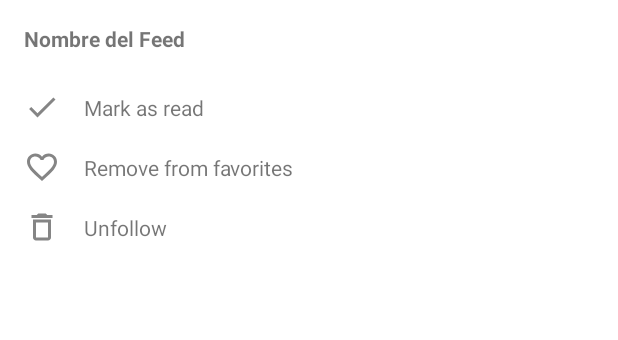
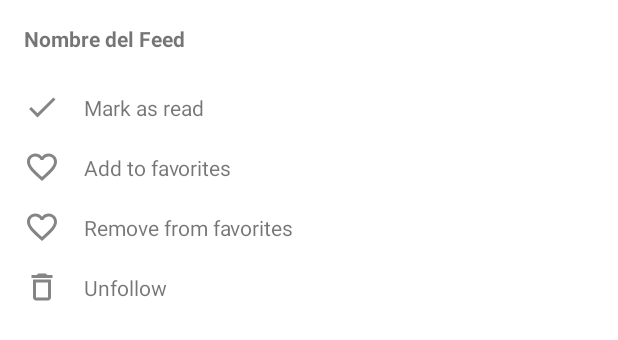
Before and after one commit to fdbozzo/LectordeFeedsRSS, an Android app: the layout bottom_sheet_feed_options_menu_fragment.xml on its own in the app's theme, with its tools: preview values and no code run, on a phone screen of 412 x 824 dp. Shown: the top 340 px of the screen. Run offline under Robolectric (Android 15) with nearby library versions, the phone set to English and light mode, and no system bars.

Commit message:
Implementada funcionalidad de "addFeedToFavorites" y "removeFeedFromFavorites" para Feeds

```diff
--- a/app/src/main/java/com/blogspot/fdbozzo/lectorfeedsrss/data/database/RoomDataSource.kt
+++ b/app/src/main/java/com/blogspot/fdbozzo/lectorfeedsrss/data/database/RoomDataSource.kt
@@ -134,6 +134,10 @@ class RoomDataSource(db: FeedDatabase) : LocalDataSource {
         }
 
         return lista
+    }
+
+    override suspend fun updateFeedFavoriteState(id: Long, favorite: Boolean): Int {
+        return feedDao.updateFeedFavoriteState(id, favorite.toInt())
     }
 
     /** FEED-CHANNEL **/
--- a/app/src/main/java/com/blogspot/fdbozzo/lectorfeedsrss/data/database/feed/FeedDao.kt
+++ b/app/src/main/java/com/blogspot/fdbozzo/lectorfeedsrss/data/database/feed/FeedDao.kt
@@ -20,6 +20,12 @@ interface FeedDao {
      */
     @Update
     fun update(feed: Feed): Int
+
+    /**
+     * Agrega o quita el feed de favoritos
+     */
+    @Query("UPDATE feed_table SET favorite = :favorite WHERE id = :id")
+    suspend fun updateFeedFavoriteState(id: Long, favorite: Int): Int
 
     /**
      * Selecciona y retorna la fila que coincide con la clave indicada
--- a/app/src/main/res/layout/bottom_sheet_feed_options_menu_fragment.xml
+++ b/app/src/main/res/layout/bottom_sheet_feed_options_menu_fragment.xml
@@ -11,6 +11,9 @@
         <variable
             name="fragment"
             type="com.blogspot.fdbozzo.lectorfeedsrss.ui.main.BottomSheetFeedOptionsMenuFragment"/>
+        <variable
+            name="feed"
+            type="com.blogspot.fdbozzo.lectorfeedsrss.data.domain.feed.Feed" />
     </data>
 
     <FrameLayout
@@ -83,14 +86,40 @@
                 app:layout_constraintTop_toTopOf="@+id/imgRename" />
 
             <ImageView
+                android:id="@+id/imgAddToFavorites"
+                android:layout_width="wrap_content"
+                android:layout_height="wrap_content"
+                android:layout_marginStart="16dp"
+                android:layout_marginTop="16dp"
+                android:onClick="@{() -> fragment.addFeedToFavorites(viewModel.tituloMenuFeed)}"
+                android:visibility="@{fragment.addFeedToFavoritesVisibility}"
+                app:layout_constraintStart_toStartOf="parent"
+                app:layout_constraintTop_toBottomOf="@+id/imgRename"
+                app:srcCompat="@drawable/ic_favorites_holo_light_24dp" />
+
+            <TextView
+                android:id="@+id/txtAddToFavorites"
+                android:layout_width="0dp"
+                android:layout_height="wrap_content"
+                android:layout_marginStart="16dp"
+                android:text="@string/menu_option_add_to_favorites"
+                android:onClick="@{() -> fragment.addFeedToFavorites(viewModel.tituloMenuFeed)}"
+                android:visibility="@{fragment.addFeedToFavoritesVisibility}"
+                app:layout_constraintBottom_toBottomOf="@+id/imgAddToFavorites"
+                app:layout_constraintStart_toEndOf="@+id/imgAddToFavorites"
+                app:layout_constraintEnd_toEndOf="parent"
+                app:layout_constraintTop_toTopOf="@+id/imgAddToFavorites" />
+
+            <ImageView
                 android:id="@+id/imgRemoveFromFavorites"
                 android:layout_width="wrap_content"
                 android:layout_height="wrap_content"
                 android:layout_marginStart="16dp"
                 android:layout_marginTop="16dp"
                 android:onClick="@{() -> fragment.removeFeedFromFavorites(viewModel.tituloMenuFeed)}"
+                android:visibility="@{fragment.removeFeedFromFavoritesVisibility}"
                 app:layout_constraintStart_toStartOf="parent"
-                app:layout_constraintTop_toBottomOf="@+id/imgRename"
+                app:layout_constraintTop_toBottomOf="@+id/imgAddToFavorites"
                 app:srcCompat="@drawable/ic_favorites_holo_light_24dp" />
 
             <TextView
@@ -100,6 +129,7 @@
                 android:layout_marginStart="16dp"
                 android:text="@string/menu_option_remove_from_favorites"
                 android:onClick="@{() -> fragment.removeFeedFromFavorites(viewModel.tituloMenuFeed)}"
+                android:visibility="@{fragment.removeFeedFromFavoritesVisibility}"
                 app:layout_constraintBottom_toBottomOf="@+id/imgRemoveFromFavorites"
                 app:layout_constraintStart_toEndOf="@+id/imgRemoveFromFavorites"
                 app:layout_constraintEnd_toEndOf="parent"
--- a/app/src/main/res/values/strings.xml
+++ b/app/src/main/res/values/strings.xml
@@ -43,9 +43,12 @@
     <string name="msg_unmarked_for_read_later">Unmarked for read later</string>
     <string name="msg_marked_as_unread">Marked as unread</string>
     <string name="msg_marked_as_read">Marked as read</string>
+    <string name="msg_added_to_favorites">Added to favorites</string>
+    <string name="msg_removed_from_favorites">Removed from favorites</string>
     <string name="title_mark_unmark_as_read_later">Mark/unmark for read later</string>
     <string name="screen_title_all_feeds">All Feeds</string>
     <string name="screen_title_read_later">Read later</string>
     <string name="screen_title_favorites">Favorites</string>
     <string name="screen_title_settings">Settings</string>
+    <string name="menu_option_add_to_favorites">Add to favorites</string>
 </resources>
```
Also changed, not shown: app/src/main/java/com/blogspot/fdbozzo/lectorfeedsrss/MainActivity.kt (+16 -26 lines), app/src/main/java/com/blogspot/fdbozzo/lectorfeedsrss/MainSharedViewModel.kt (+50 -7 lines), app/src/main/java/com/blogspot/fdbozzo/lectorfeedsrss/data/domain/FeedRepository.kt (+22 -8 lines), app/src/main/java/com/blogspot/fdbozzo/lectorfeedsrss/ui/main/BottomSheetFeedOptionsMenuFragment.kt (+26 -8 lines).
